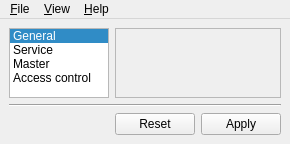
The window that configurator/src/MainWindow.ui (khwarizmi-si/veyon) describes before a commit, drawn with Qt 5.
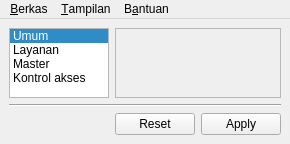
The same window after the commit. Icons and pictures are not drawn. Custom widgets are drawn as their Qt base class.

Commit message: ui: align Configurator navigation and licence page with Master

```diff
--- a/configurator/src/MainWindow.ui
+++ b/configurator/src/MainWindow.ui
@@ -24,12 +24,12 @@
       </property>
       <property name="iconSize">
        <size>
-        <width>48</width>
-        <height>48</height>
+        <width>24</width>
+        <height>24</height>
        </size>
       </property>
       <property name="textElideMode">
-       <enum>Qt::ElideNone</enum>
+       <enum>Qt::ElideRight</enum>
       </property>
       <property name="spacing">
        <number>4</number>
@@ -45,7 +45,7 @@
       </property>
       <item>
        <property name="text">
-        <string>General</string>
+        <string>Umum</string>
        </property>
        <property name="icon">
         <iconset resource="../resources/configurator.qrc">
@@ -57,7 +57,7 @@
       </item>
       <item>
        <property name="text">
-        <string>Service</string>
+        <string>Layanan</string>
        </property>
        <property name="icon">
         <iconset resource="../resources/configurator.qrc">
@@ -81,7 +81,7 @@
       </item>
       <item>
        <property name="text">
-        <string>Access control</string>
+        <string>Kontrol akses</string>
        </property>
        <property name="icon">
         <iconset resource="../resources/configurator.qrc">
@@ -152,7 +152,7 @@
   <widget class="QMenuBar" name="menubar">
    <widget class="QMenu" name="menu_File">
     <property name="title">
-     <string>&amp;File</string>
+    <string>&amp;Berkas</string>
     </property>
     <addaction name="actionLoadSettings"/>
     <addaction name="actionSaveSettings"/>
@@ -163,14 +163,14 @@
    </widget>
    <widget class="QMenu" name="menu_Help">
     <property name="title">
-     <string>&amp;Help</string>
+    <string>B&amp;antuan</string>
     </property>
     <addaction name="actionAboutAlKhwarizmi"/>
     <addaction name="actionAboutQt"/>
    </widget>
    <widget class="QMenu" name="menu_View">
     <property name="title">
-     <string>&amp;View</string>
+    <string>&amp;Tampilan</string>
     </property>
     <addaction name="viewModeStandard"/>
     <addaction name="viewModeAdvanced"/>
```
Left out of the diff: 18 changed lines with no effect on the pictures. The commit also changes 3 other files.
